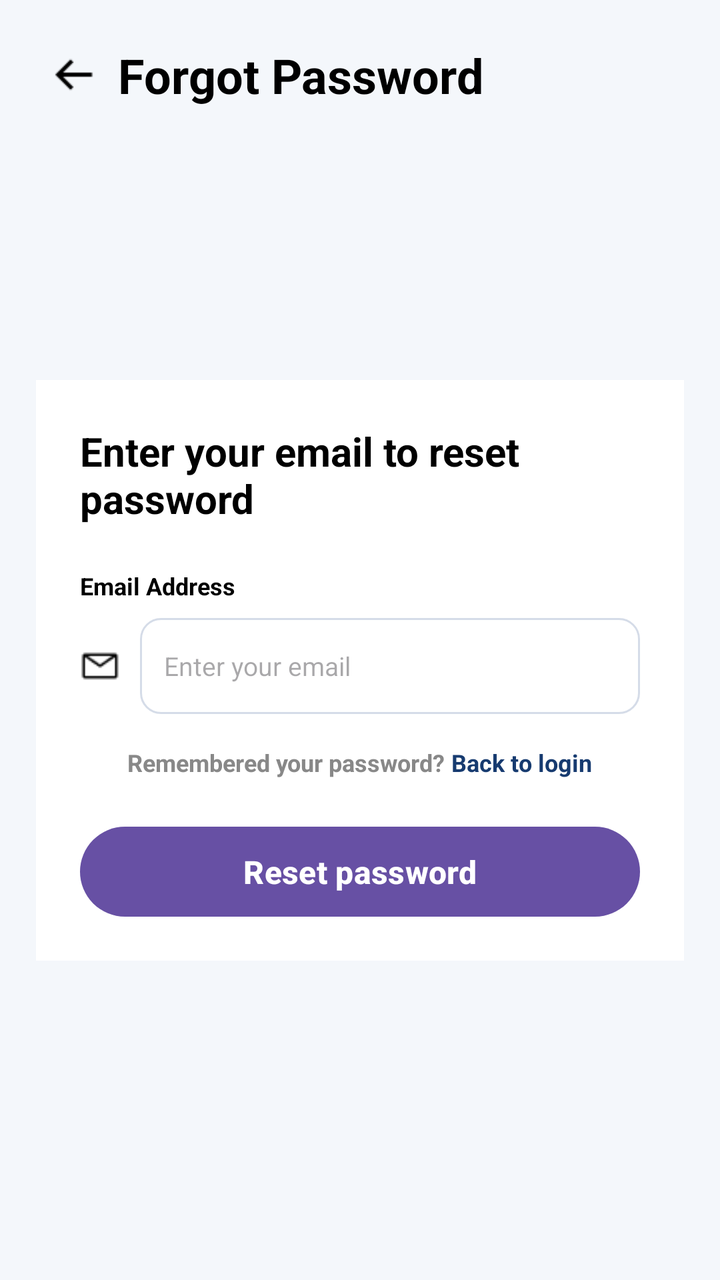
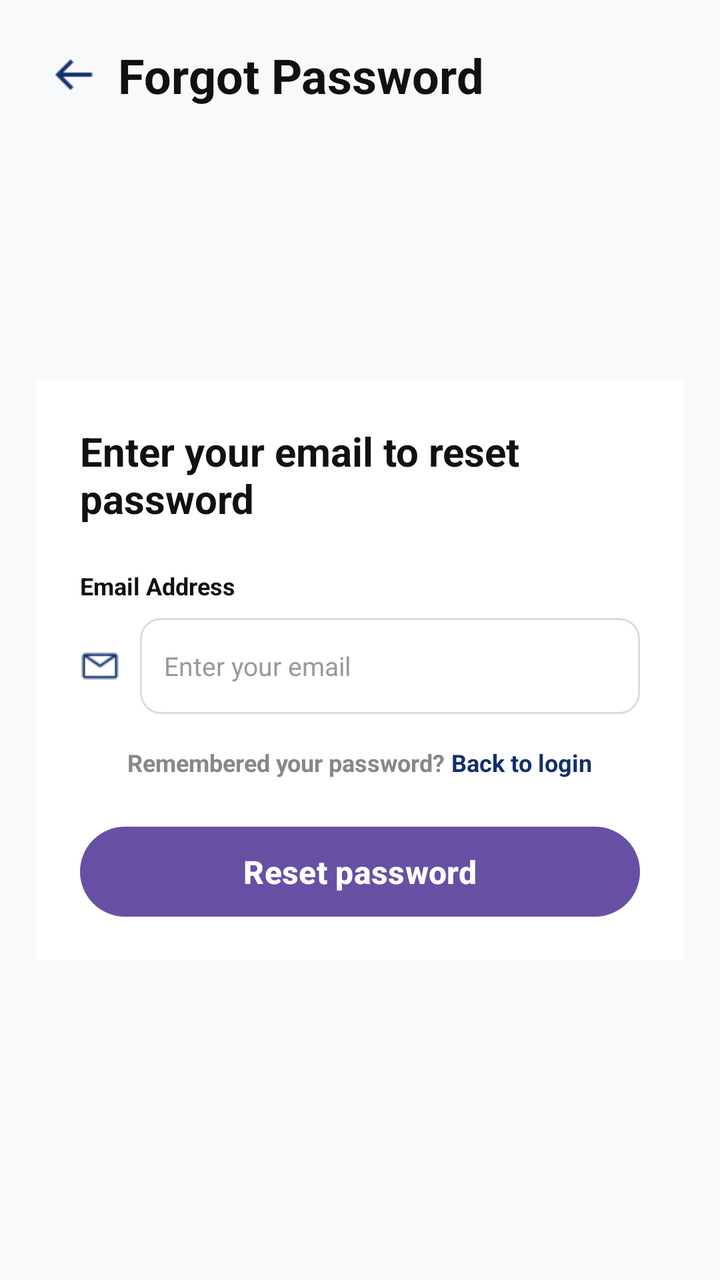

The first picture is an Android layout as it rendered before a commit; the second is the same layout after the commit. The layout source and the unified diff follow.
<!-- AndroidManifest.xml: application theme Theme.CampusMart -->
<!-- res/layout/forget_password.xml -->
<?xml version="1.0" encoding="utf-8"?>
<LinearLayout
    xmlns:android="http://schemas.android.com/apk/res/android"
    android:layout_width="match_parent"
    android:layout_height="match_parent"
    android:orientation="vertical"
    android:background="#F4F7FB">

    
    <LinearLayout
        android:layout_width="match_parent"
        android:layout_height="75dp"
        android:gravity="center_vertical"
        android:orientation="horizontal"
        android:paddingHorizontal="25dp">

        <ImageView
            android:id="@+id/back"
            android:layout_width="24dp"
            android:layout_height="24dp"
            android:src="@drawable/back_arrow_png"
            android:tint="#000000"/>

        <TextView
            android:layout_width="wrap_content"
            android:layout_height="wrap_content"
            android:text="Forgot Password"
            android:textSize="24sp"
            android:textStyle="bold"
            android:textColor="#000000"
            android:layout_marginStart="10dp"/>

    </LinearLayout>

    
    <LinearLayout
        android:layout_width="match_parent"
        android:layout_height="wrap_content"
        android:orientation="vertical"
        android:layout_marginHorizontal="18dp"
        android:layout_marginTop="115dp"
        android:background="#FFFFFF"
        android:padding="22dp">

        <TextView
            android:layout_width="match_parent"
            android:layout_height="wrap_content"
            android:text="Enter your email to reset password"
            android:textSize="20sp"
            android:textStyle="bold"
            android:textColor="#000000"/>

        
        <TextView
            android:layout_width="wrap_content"
            android:layout_height="wrap_content"
            android:text="Email Address"
            android:textColor="#000000"
            android:textStyle="bold"
            android:textSize="12sp"
            android:layout_marginTop="22dp"
            android:layout_marginBottom="8dp"/>

        
        <LinearLayout
            android:layout_width="match_parent"
            android:layout_height="48dp"
            android:orientation="horizontal"
            android:gravity="center_vertical">

            <ImageView
                android:layout_width="20dp"
                android:layout_height="20dp"
                android:src="@drawable/email_png"
                android:tint="#000000"
                android:layout_marginEnd="10dp"/>

            <EditText
                android:id="@+id/email"
                android:layout_width="0dp"
                android:layout_height="match_parent"
                android:layout_weight="1"
                android:hint="Enter your email"
                android:inputType="textEmailAddress"
                android:singleLine="true"
                android:textSize="13sp"
                android:paddingHorizontal="12dp"
                android:background="@drawable/input_background"/>

        </LinearLayout>

        
        <LinearLayout
            android:layout_width="match_parent"
            android:layout_height="wrap_content"
            android:orientation="horizontal"
            android:gravity="center"
            android:layout_marginTop="16dp">

            <TextView
                android:layout_width="wrap_content"
                android:layout_height="wrap_content"
                android:text="Remembered your password? "
                android:textColor="#888888"
                android:textSize="12sp"
                android:textStyle="bold"/>

            <TextView
                android:id="@+id/backToLogin"
                android:layout_width="wrap_content"
                android:layout_height="wrap_content"
                android:text="Back to login"
                android:textColor="#173B70"
                android:textSize="12sp"
                android:textStyle="bold"/>

        </LinearLayout>

        
        <Button
            android:id="@+id/btnResetPassword"
            android:layout_width="match_parent"
            android:layout_height="45dp"
            android:layout_marginTop="24dp"
            android:text="Reset password"
            android:textAllCaps="false"
            android:textColor="#FFFFFF"
            android:textSize="16sp"
            android:textStyle="bold"
            android:background="@drawable/button_background"/>

    </LinearLayout>

</LinearLayout>
<!-- resources referenced by this layout -->
<resources>
  <!-- drawable back_arrow_png: png bitmap (drawable, 249 bytes) -->
  <!-- drawable button_background (drawable) -->
  <?xml version="1.0" encoding="utf-8"?>
  <shape xmlns:android="http://schemas.android.com/apk/res/android">
      <solid android:color="#173B70"/>
      <corners android:radius="30dp"/>
  </shape>
  <!-- drawable email_png: png bitmap (drawable, 389 bytes) -->
  <!-- drawable input_background (drawable) -->
  <?xml version="1.0" encoding="utf-8"?>
  <shape xmlns:android="http://schemas.android.com/apk/res/android">
      <solid android:color="#FFFFFF"/>
      <corners android:radius="10dp"/>
      <stroke
          android:width="1dp"
          android:color="#D5DCE8"/>
  </shape>
  <style name="Theme.CampusMart" parent="Base.Theme.CampusMart" />
  <style name="Base.Theme.CampusMart" parent="Theme.Material3.DayNight.NoActionBar">
          
          
      </style>
</resources>

<!-- the commit's change to res/layout/forget_password.xml (unified diff, before → after) -->
@@ -3,8 +3,8 @@
     xmlns:android="http://schemas.android.com/apk/res/android"
     android:layout_width="match_parent"
     android:layout_height="match_parent"
-    android:orientation="vertical"
-    android:background="#F4F7FB">
+    android:background="#F8F9FA"
+    android:orientation="vertical">
 
     
     <LinearLayout
@@ -19,16 +19,16 @@
             android:layout_width="24dp"
             android:layout_height="24dp"
             android:src="@drawable/back_arrow_png"
-            android:tint="#000000"/>
+            android:tint="#12306B" />
 
         <TextView
             android:layout_width="wrap_content"
             android:layout_height="wrap_content"
+            android:layout_marginStart="10dp"
             android:text="Forgot Password"
+            android:textColor="#111111"
             android:textSize="24sp"
-            android:textStyle="bold"
-            android:textColor="#000000"
-            android:layout_marginStart="10dp"/>
+            android:textStyle="bold" />
 
     </LinearLayout>
 
@@ -36,56 +36,58 @@
     <LinearLayout
         android:layout_width="match_parent"
         android:layout_height="wrap_content"
-        android:orientation="vertical"
         android:layout_marginHorizontal="18dp"
         android:layout_marginTop="115dp"
         android:background="#FFFFFF"
+        android:orientation="vertical"
         android:padding="22dp">
 
         <TextView
             android:layout_width="match_parent"
             android:layout_height="wrap_content"
             android:text="Enter your email to reset password"
+            android:textColor="#111111"
             android:textSize="20sp"
-            android:textStyle="bold"
-            android:textColor="#000000"/>
+            android:textStyle="bold" />
 
         
         <TextView
             android:layout_width="wrap_content"
             android:layout_height="wrap_content"
+            android:layout_marginTop="22dp"
+            android:layout_marginBottom="8dp"
             android:text="Email Address"
-            android:textColor="#000000"
-            android:textStyle="bold"
+            android:textColor="#111111"
             android:textSize="12sp"
-            android:layout_marginTop="22dp"
-            android:layout_marginBottom="8dp"/>
+            android:textStyle="bold" />
 
         
         <LinearLayout
             android:layout_width="match_parent"
             android:layout_height="48dp"
-            android:orientation="horizontal"
-            android:gravity="center_vertical">
+            android:gravity="center_vertical"
+            android:orientation="horizontal">
 
             <ImageView
                 android:layout_width="20dp"
                 android:layout_height="20dp"
+                android:layout_marginEnd="10dp"
                 android:src="@drawable/email_png"
-                android:tint="#000000"
-                android:layout_marginEnd="10dp"/>
+                android:tint="#12306B" />
 
             <EditText
                 android:id="@+id/email"
                 android:layout_width="0dp"
                 android:layout_height="match_parent"
                 android:layout_weight="1"
+                android:background="@drawable/input_background"
                 android:hint="Enter your email"
                 android:inputType="textEmailAddress"
+                android:paddingHorizontal="12dp"
                 android:singleLine="true"
-                android:textSize="13sp"
-                android:paddingHorizontal="12dp"
-                android:background="@drawable/input_background"/>
+                android:textColor="#111111"
+                android:textColorHint="#999999"
+                android:textSize="13sp" />
 
         </LinearLayout>
 
@@ -93,9 +95,9 @@
         <LinearLayout
             android:layout_width="match_parent"
             android:layout_height="wrap_content"
-            android:orientation="horizontal"
+            android:layout_marginTop="16dp"
             android:gravity="center"
-            android:layout_marginTop="16dp">
+            android:orientation="horizontal">
 
             <TextView
                 android:layout_width="wrap_content"
@@ -103,16 +105,16 @@
                 android:text="Remembered your password? "
                 android:textColor="#888888"
                 android:textSize="12sp"
-                android:textStyle="bold"/>
+                android:textStyle="bold" />
 
             <TextView
                 android:id="@+id/backToLogin"
                 android:layout_width="wrap_content"
                 android:layout_height="wrap_content"
                 android:text="Back to login"
-                android:textColor="#173B70"
+                android:textColor="#12306B"
                 android:textSize="12sp"
-                android:textStyle="bold"/>
+                android:textStyle="bold" />
 
         </LinearLayout>
 
@@ -122,12 +124,12 @@
             android:layout_width="match_parent"
             android:layout_height="45dp"
             android:layout_marginTop="24dp"
+            android:background="@drawable/button_background"
             android:text="Reset password"
             android:textAllCaps="false"
             android:textColor="#FFFFFF"
             android:textSize="16sp"
-            android:textStyle="bold"
-            android:background="@drawable/button_background"/>
+            android:textStyle="bold" />
 
     </LinearLayout>
 
